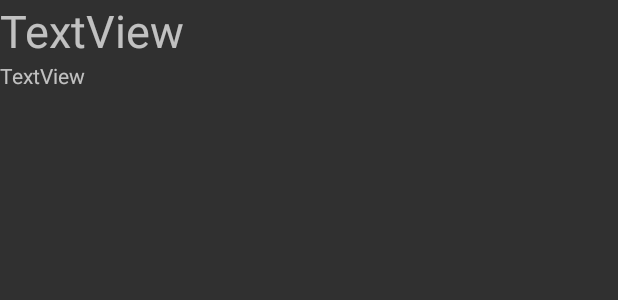
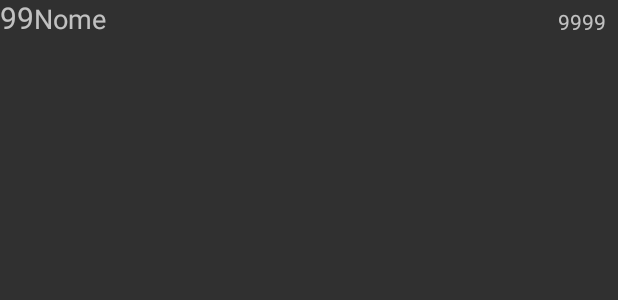
Before and after one commit to R7ramon2/da_maratona, an Android app: the layout aluno_item.xml on its own in the app's theme, with its tools: preview values and no code run, on a phone screen of 412 x 824 dp. Shown: the top 300 px of the screen. Run offline under Robolectric (Android 15) with nearby library versions, the phone set to English and light mode, and no system bars.

Commit message:
Implementação da classificação.

```diff
--- a/app/src/main/res/layout/aluno_item.xml
+++ b/app/src/main/res/layout/aluno_item.xml
@@ -1,5 +1,7 @@
 <?xml version="1.0" encoding="utf-8"?>
-<LinearLayout xmlns:android="http://schemas.android.com/apk/res/android"
+<RelativeLayout xmlns:android="http://schemas.android.com/apk/res/android"
+    xmlns:app="http://schemas.android.com/apk/res-auto"
+    xmlns:tools="http://schemas.android.com/tools"
     android:id="@+id/matricula"
     android:layout_width="match_parent"
     android:layout_height="match_parent"
@@ -7,14 +9,33 @@
 
     <TextView
         android:id="@+id/nome_item"
-        android:textSize="30dp"
-        android:layout_width="match_parent"
-        android:layout_height="wrap_content"
-        android:text="TextView" />
+        android:layout_width="330dp"
+        android:layout_height="24dp"
+        android:layout_alignParentEnd="true"
+        android:layout_alignParentTop="true"
+        android:layout_marginEnd="8dp"
+        android:layout_toEndOf="@+id/posicao_item"
+        android:text="@string/nome_adapter"
+        android:textSize="18sp"
+        app:layout_constraintRight_toLeftOf="@+id/pontos_item"
+        tools:layout_editor_absoluteY="16dp" />
 
     <TextView
-        android:id="@+id/matricula_item"
-        android:layout_width="match_parent"
+        android:id="@+id/pontos_item"
+        android:layout_width="wrap_content"
         android:layout_height="wrap_content"
-        android:text="TextView" />
-</LinearLayout>
+        android:layout_alignBottom="@+id/nome_item"
+        android:layout_alignEnd="@+id/nome_item"
+        android:text="@string/pontuacao_adapter" />
+
+    <TextView
+        android:id="@+id/posicao_item"
+        android:layout_width="wrap_content"
+        android:layout_height="wrap_content"
+        android:layout_alignBaseline="@+id/nome_item"
+        android:layout_alignBottom="@+id/nome_item"
+        android:layout_alignParentStart="true"
+        android:text="@string/posicao"
+        android:textSize="20sp" />
+
+</RelativeLayout>
--- a/app/src/main/res/layout/tab2classificacao.xml
+++ b/app/src/main/res/layout/tab2classificacao.xml
@@ -19,8 +19,6 @@
         android:id="@+id/classificacao_lista"
         android:layout_width="match_parent"
         android:layout_height="match_parent"
-        android:layout_alignParentStart="true"
-        android:layout_below="@+id/section_label"
-        android:layout_marginTop="11dp" />
+        android:layout_below="@+id/section_label" />
 
 </RelativeLayout>
--- a/app/src/main/res/values/strings.xml
+++ b/app/src/main/res/values/strings.xml
@@ -1,5 +1,7 @@
 <resources>
     <string name="app_name">Maratona</string>
+    <string name="nome_adapter">Nome</string>
+    <string name="pontuacao_adapter">9999</string>
     <string name="matricula_hint">Matrícula</string>
     <string name="senha_hint">Senha</string>
     <string name="btn_logar">Logar</string>
@@ -17,4 +19,5 @@
     <string name="section_format">Hello World from section: %1$d</string>
     <string name="title_activity_menu_admin">MenuAdminActivity</string>
     <string name="informacoes_usuario">recuperadas do banco</string>
+    <string name="posicao">99</string>
 </resources>
```
Also changed, not shown: app/src/main/java/com/dev/da/maratona/AlunoAdapter.java (+5 -2 lines), app/src/main/java/com/dev/da/maratona/Tab2Classificacao.java (+41 -2 lines).
